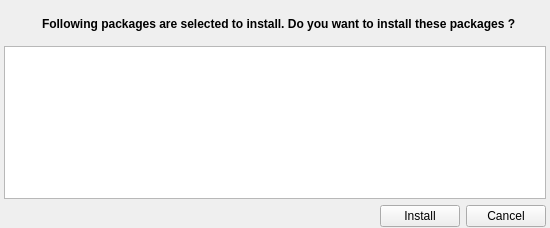
The window that branches/kde/package-manager/corporate2/ui/pminstall.ui (pars-linux/uludag) describes before a commit, drawn with Qt 5.
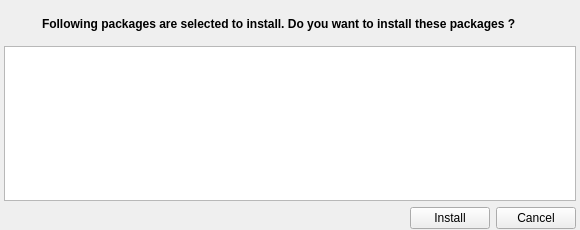
The same window after the commit. Icons and pictures are not drawn. Custom widgets are drawn as their Qt base class.

The edit to the form file:
```diff
--- a/branches/kde/package-manager/corporate2/ui/pminstall.ui
+++ b/branches/kde/package-manager/corporate2/ui/pminstall.ui
@@ -6,8 +6,8 @@
    <rect>
     <x>0</x>
     <y>0</y>
-    <width>550</width>
-    <height>228</height>
+    <width>580</width>
+    <height>230</height>
    </rect>
   </property>
   <property name="minimumSize">
@@ -74,6 +74,9 @@
      <property name="text">
       <string>Following packages are selected to install. Do you want to install these packages ?</string>
      </property>
+     <property name="wordWrap">
+      <bool>true</bool>
+     </property>
     </widget>
    </item>
    <item row="2" column="0" colspan="2">
```
